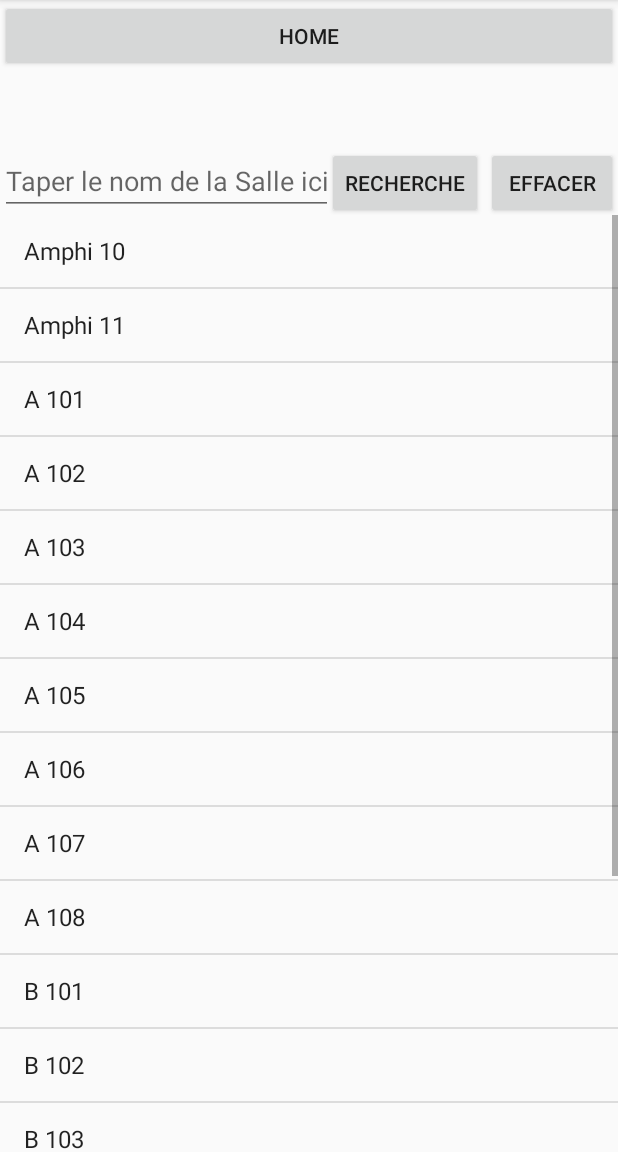
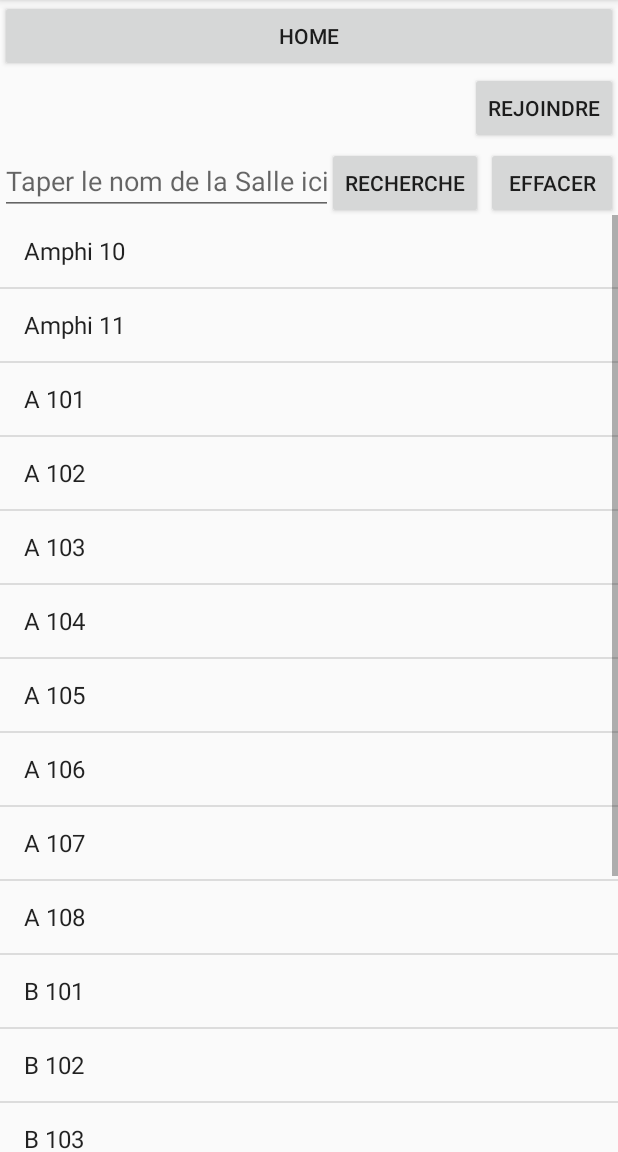
Before and after one commit to LBT76240/Hermes-Android, an Android app: the TabletActivity screen opened directly, with no data from a screen before it, after a tap on "SALLE", on a phone screen of 412 x 824 dp, the part 84-1236 px from its top. Run offline under Robolectric (Android 15) with nearby library versions, the phone set to English and light mode, and no system bars.

Commit message:
Ajout button

```diff
--- a/app/src/main/java/trailin/myfirstapplication/PeopleAdapter.java
+++ b/app/src/main/java/trailin/myfirstapplication/PeopleAdapter.java
@@ -7,6 +7,7 @@ import android.view.LayoutInflater;
 import android.view.View;
 import android.view.ViewGroup;
 import android.widget.ArrayAdapter;
+import android.widget.Button;
 import android.widget.ImageView;
 import android.widget.TextView;
 import android.graphics.Color;
@@ -27,9 +28,10 @@ public class PeopleAdapter extends ArrayAdapter<People> {
     private TextView selectedNom = null;
     private TextView selectedJob = null;
     private TextView selectedSalle = null;
+    private TextView selectedButton = null;
 
 
-    public PeopleAdapter(Context context, List<People> peoples,ImageView selectedAvatar,TextView selectedNom, TextView selectedJob,TextView selectedSalle) {
+    public PeopleAdapter(Context context, List<People> peoples, ImageView selectedAvatar, TextView selectedNom, TextView selectedJob, TextView selectedSalle, Button selectedButton) {
 
 
         super(context, 0, peoples);
@@ -38,6 +40,7 @@ public class PeopleAdapter extends ArrayAdapter<People> {
         this.selectedNom = selectedNom;
         this.selectedJob =selectedJob;
         this.selectedSalle=selectedSalle;
+        this.selectedButton=selectedButton;
     }
 
     @Override
@@ -81,6 +84,7 @@ public class PeopleAdapter extends ArrayAdapter<People> {
                 selectedJob.setText(job);
                 selectedSalle.setText(salle);
 
+
             }
         });
 
--- a/app/src/main/res/layout/tabletlayoutpersonne.xml
+++ b/app/src/main/res/layout/tabletlayoutpersonne.xml
@@ -14,6 +14,16 @@
         android:layout_alignParentRight="true"
         android:layout_alignParentEnd="true" />
 
+
+    <Button
+        android:text="Rejoindre"
+        android:layout_width="wrap_content"
+        android:layout_height="wrap_content"
+        android:id="@+id/buttonJoin"
+        android:layout_marginRight="0dp"
+        android:layout_below="@+id/buttonHome"
+        android:layout_alignParentRight="true"
+        android:layout_alignParentEnd="true" />
 
     <ImageView
         android:id="@+id/avatar"
```
Also changed, not shown: app/src/main/java/trailin/myfirstapplication/TabletActivity.java (+16 -2 lines).
